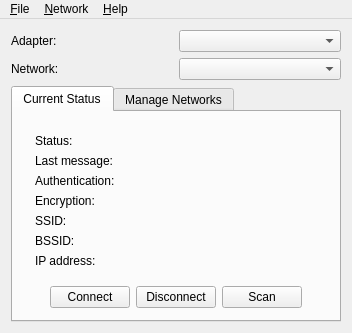
Before: the Qt Designer form wpa_supplicant/wpa_gui-qt4/wpagui.ui in frogbywyplay/system_wpa-supplicant, drawn with Qt 5.
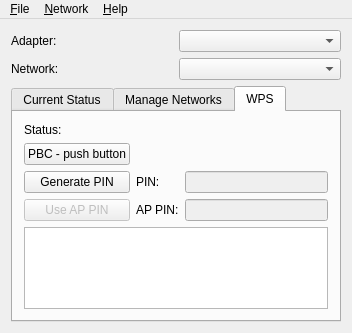
After: the same form once the commit is applied. The open tabs and pages were chosen to show the change. Icons and pictures are not drawn.

```diff
--- a/wpa_supplicant/wpa_gui-qt4/wpagui.ui
+++ b/wpa_supplicant/wpa_gui-qt4/wpagui.ui
@@ -285,6 +285,89 @@
         </item>
        </layout>
       </widget>
+      <widget class="QWidget" name="wpsTab" >
+       <attribute name="title" >
+        <string>WPS</string>
+       </attribute>
+       <layout class="QGridLayout" name="wpsGridLayout" >
+        <item row="0" column="0" >
+         <widget class="QLabel" name="label_2" >
+          <property name="text" >
+           <string>Status:</string>
+          </property>
+         </widget>
+        </item>
+        <item row="0" column="1" colspan="3" >
+         <widget class="QLabel" name="wpsStatusText" >
+          <property name="text" >
+           <string/>
+          </property>
+         </widget>
+        </item>
+        <item row="1" column="0" colspan="2" >
+         <widget class="QPushButton" name="wpsPbcButton" >
+          <property name="text" >
+           <string>PBC - push button</string>
+          </property>
+         </widget>
+        </item>
+        <item row="2" column="0" colspan="2" >
+         <widget class="QPushButton" name="wpsPinButton" >
+          <property name="text" >
+           <string>Generate PIN</string>
+          </property>
+         </widget>
+        </item>
+        <item row="2" column="2" >
+         <widget class="QLabel" name="label" >
+          <property name="text" >
+           <string>PIN:</string>
+          </property>
+         </widget>
+        </item>
+        <item row="2" column="3" >
+         <widget class="QLineEdit" name="wpsPinEdit" >
+          <property name="enabled" >
+           <bool>false</bool>
+          </property>
+          <property name="readOnly" >
+           <bool>true</bool>
+          </property>
+         </widget>
+        </item>
+        <item row="3" column="0" colspan="2" >
+         <widget class="QPushButton" name="wpsApPinButton" >
+          <property name="enabled" >
+           <bool>false</bool>
+          </property>
+          <property name="text" >
+           <string>Use AP PIN</string>
+          </property>
+         </widget>
+        </item>
+        <item row="3" column="2" >
+         <widget class="QLabel" name="label_3" >
+          <property name="text" >
+           <string>AP PIN:</string>
+          </property>
+         </widget>
+        </item>
+        <item row="3" column="3" >
+         <widget class="QLineEdit" name="wpsApPinEdit" >
+          <property name="enabled" >
+           <bool>false</bool>
+          </property>
+         </widget>
+        </item>
+        <item row="4" column="0" colspan="4" >
+         <widget class="QTextEdit" name="wpsInstructions" >
+          <property name="readOnly" >
+           <bool>true</bool>
+          </property>
+         </widget>
+        </item>
+       </layout>
+      </widget>
      </widget>
     </item>
    </layout>
```
Left out of the diff: 19 changed lines with no effect on the pictures.
